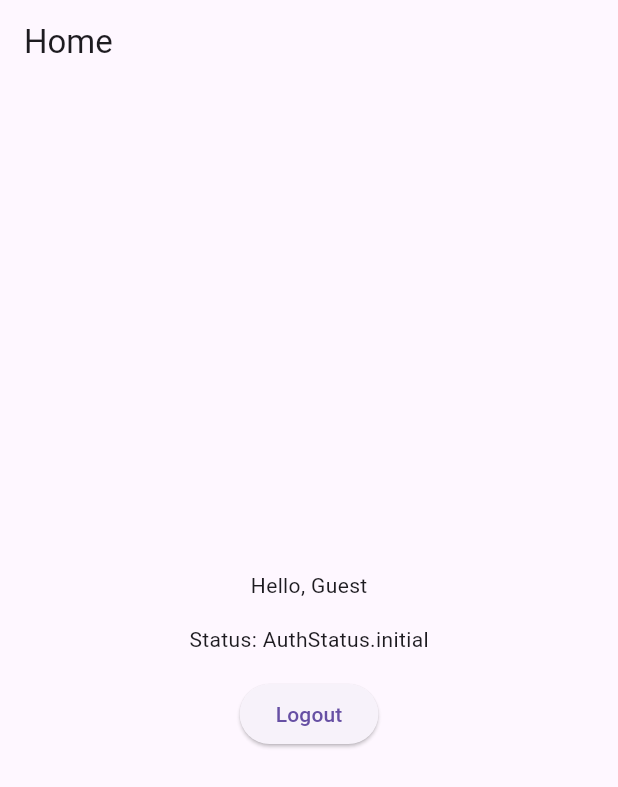
After one commit to GalleyLa/sfa2photo, a Flutter app: the HomeScreen screen opened directly, on a phone screen of 412 x 824 dp. The commit adds this screen. Shown: the top 787 px of the screen. Run offline on Flutter 3.47's test engine with Material 3 defaults, Android fonts, the phone set to English and light mode, and no system bars; our stand-ins replace cookie_jar, dio, dio_cookie_manager, flutter_dotenv, flutter_riverpod, flutter_secure_storage; accounts and stored records are empty.

Commit message:
ログイン・ログアウト処理をテスト完了

```diff
--- a/lib/presentation/provider/auth_provider.dart
+++ b/lib/presentation/provider/auth_provider.dart
@@ -1,6 +1,6 @@
 // lib/presentation/provider/auth_provider.dart
 import 'package:flutter_riverpod/flutter_riverpod.dart';
-import '../../application/usecases/auth_usecase.dart';
+// import '../../application/usecases/auth_usecase.dart';
 import '../../domain/entity/auth_entity.dart';
 import '../state/auth_state.dart';
 import '../../di/providers.dart';
@@ -33,3 +33,13 @@ final authControllerProvider = Provider((ref) {
     }
   };
 });
+
+final logoutProvider = Provider((ref) {
+  final authStatus = ref.read(authStatusProvider.notifier);
+  final authEntity = ref.read(authEntityProvider.notifier);
+
+  return () {
+    authEntity.state = null;
+    authStatus.state = AuthStatus.unauthenticated;
+  };
+});
--- /dev/null
+++ b/lib/presentation/screens/home_screen.dart
@@ -0,0 +1,43 @@
+import 'package:flutter/material.dart';
+import 'package:flutter_riverpod/flutter_riverpod.dart';
+import '../provider/auth_provider.dart';
+import '../state/auth_state.dart'; // Ensure this file defines AuthStatus
+import 'login_screen.dart';
+
+class HomeScreen extends ConsumerWidget {
+  const HomeScreen({super.key});
+
+  @override
+  Widget build(BuildContext context, WidgetRef ref) {
+    final authEntity = ref.watch(authEntityProvider);
+    final authStatus = ref.watch(authStatusProvider);
+
+    return Scaffold(
+      appBar: AppBar(title: const Text("Home")),
+      body: Center(
+        child: Column(
+          mainAxisAlignment: MainAxisAlignment.center,
+          children: [
+            Text("Hello, ${authEntity?.username ?? 'Guest'}"),
+            const SizedBox(height: 16),
+            Text("Status: $authStatus"),
+            const SizedBox(height: 16),
+            ElevatedButton(
+              onPressed: () {
+                ref.read(authEntityProvider.notifier).state = null;
+                ref.read(authStatusProvider.notifier).state =
+                    AuthStatus.unauthenticated;
+                //Navigator.pop(context);
+                Navigator.pushReplacement(
+                  context,
+                  MaterialPageRoute(builder: (_) => const LoginScreen()),
+                );
+              },
+              child: const Text("Logout"),
+            ),
+          ],
+        ),
+      ),
+    );
+  }
+}
```
Also changed, not shown: lib/main.dart (+6 -2 lines), lib/presentation/screens/login_screen.dart (+11 -1 lines).
